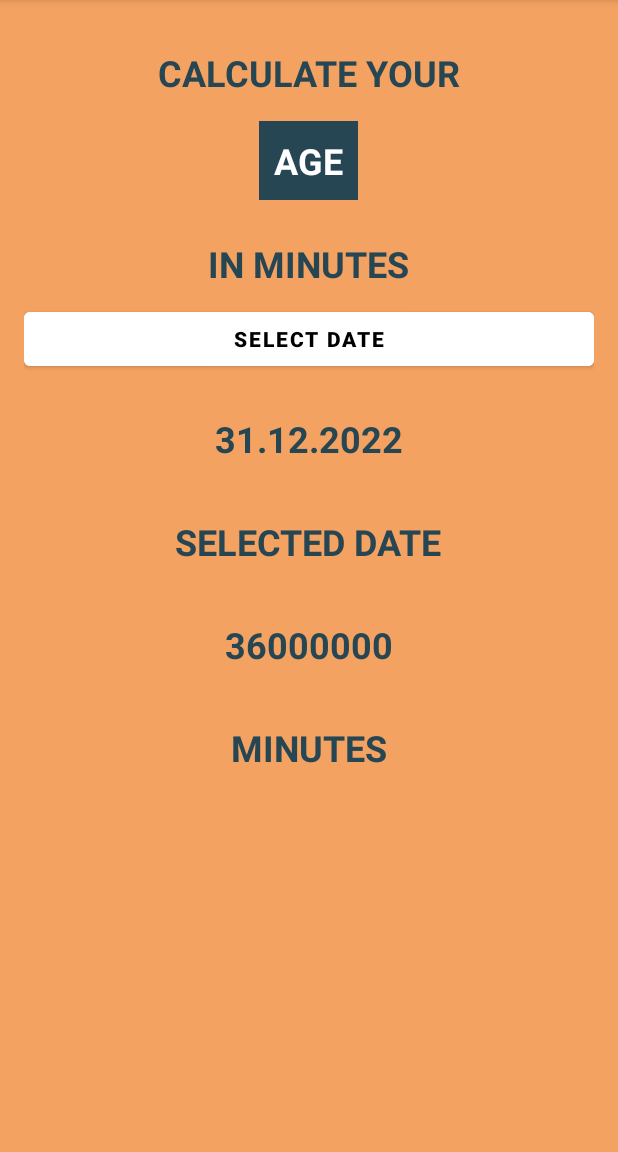
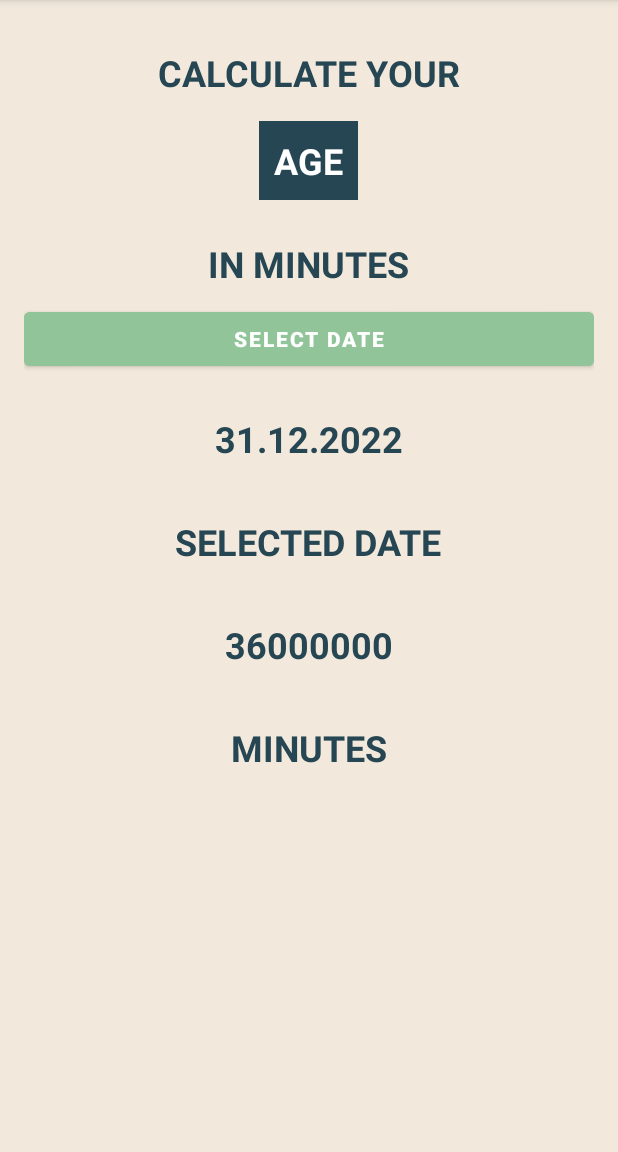
Before and after one commit to srpallab/dobcalculator-kotlin, an Android app: the screen it shows after launch (MainActivity), on a phone screen of 412 x 824 dp, the part 84-1236 px from its top. Run offline under Robolectric (Android 15) with nearby library versions, the phone set to English and light mode, and no system bars.

Commit message:
ADD: Date Picker and show in Minutes.

```diff
--- a/app/src/main/res/layout/activity_main.xml
+++ b/app/src/main/res/layout/activity_main.xml
@@ -1,6 +1,5 @@
 <?xml version="1.0" encoding="utf-8"?>
 <LinearLayout xmlns:android="http://schemas.android.com/apk/res/android"
-    xmlns:app="http://schemas.android.com/apk/res-auto"
     xmlns:tools="http://schemas.android.com/tools"
     android:layout_width="match_parent"
     android:layout_height="match_parent"
@@ -43,15 +42,16 @@
         />
 
     <Button
-        android:id="@+id/button"
+        android:id="@+id/btnSelectDate"
         android:layout_width="match_parent"
         android:layout_height="wrap_content"
-        android:text="Select Date"
-        android:backgroundTint="@color/white"
+        android:text="@string/select_date"
+        android:backgroundTint="@color/eltonBlue"
         android:textStyle="bold"
-        android:textColor="@color/black"/>
+        android:textColor="@color/white"/>
 
     <TextView
+        android:id="@+id/textViewSelectedDate"
         android:layout_width="wrap_content"
         android:layout_height="wrap_content"
         android:layout_marginTop="16dp"
@@ -74,6 +74,7 @@
         />
 
     <TextView
+        android:id="@+id/tvAgeInMinutes"
         android:layout_width="wrap_content"
         android:layout_height="wrap_content"
         android:layout_marginTop="16dp"
--- a/app/src/main/res/values/colors.xml
+++ b/app/src/main/res/values/colors.xml
@@ -8,5 +8,6 @@
     <color name="black">#FF000000</color>
     <color name="white">#FFFFFFFF</color>
     <color name="textBlue">#FF264653</color>
-    <color name="bg">#FFf4a261</color>
+    <color name="eltonBlue">#FF91c499</color>
+    <color name="bg">#FFf2e9dc</color>
 </resources>
--- a/app/src/main/res/values/strings.xml
+++ b/app/src/main/res/values/strings.xml
@@ -1,3 +1,4 @@
 <resources>
     <string name="app_name">DOBCalc</string>
+    <string name="select_date">Select Date</string>
 </resources>
```
Also changed, not shown: app/src/main/java/com/srpallab/dobcalc/MainActivity.kt (+49 -0 lines).
